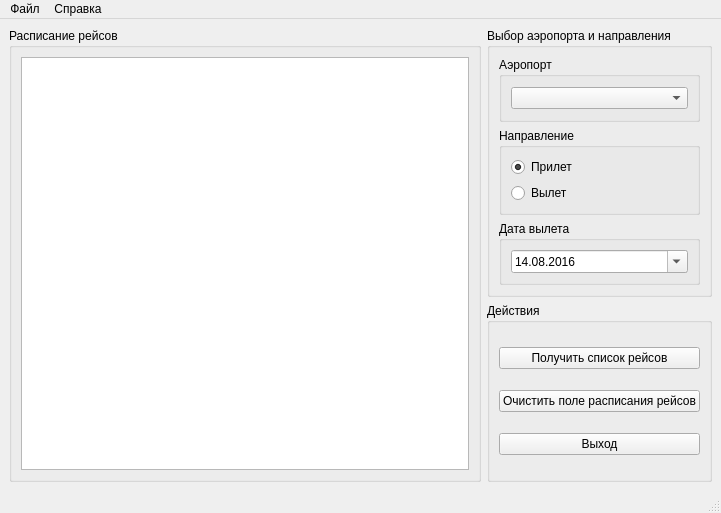
This is mainwindow.ui in MiBeloz/HW-qt7-diplom as Qt 5 draws it before an edit. The edited form follows.
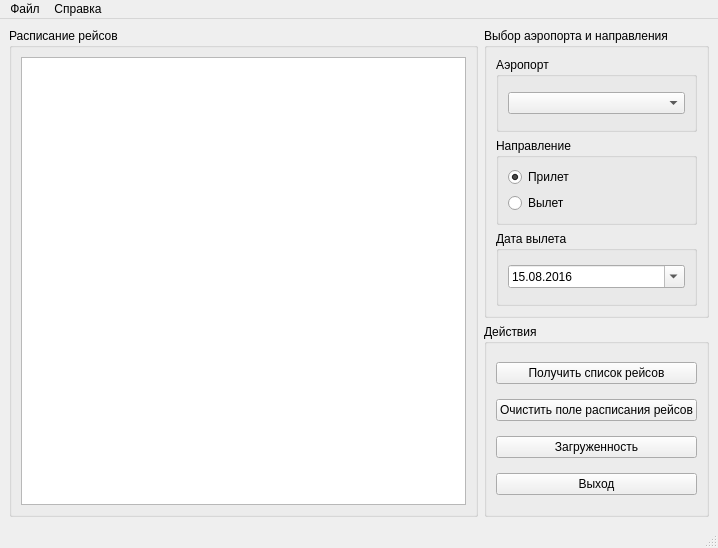
This is the edited form.

The edit to the form file:
```diff
--- a/mainwindow.ui
+++ b/mainwindow.ui
@@ -6,8 +6,8 @@
    <rect>
     <x>0</x>
     <y>0</y>
-    <width>721</width>
-    <height>513</height>
+    <width>718</width>
+    <height>548</height>
    </rect>
   </property>
   <property name="sizePolicy">
@@ -18,8 +18,8 @@
   </property>
   <property name="minimumSize">
    <size>
-    <width>480</width>
-    <height>360</height>
+    <width>0</width>
+    <height>0</height>
    </size>
   </property>
   <property name="maximumSize">
@@ -96,6 +96,16 @@
            <layout class="QVBoxLayout" name="verticalLayout_7">
             <item>
              <widget class="QDateEdit" name="de_departureDate">
+              <property name="dateTime">
+               <datetime>
+                <hour>0</hour>
+                <minute>0</minute>
+                <second>0</second>
+                <year>2016</year>
+                <month>8</month>
+                <day>15</day>
+               </datetime>
+              </property>
               <property name="maximumDateTime">
                <datetime>
                 <hour>23</hour>
@@ -108,12 +118,12 @@
               </property>
               <property name="minimumDateTime">
                <datetime>
-                <hour>18</hour>
+                <hour>0</hour>
                 <minute>0</minute>
                 <second>0</second>
                 <year>2016</year>
                 <month>8</month>
-                <day>14</day>
+                <day>15</day>
                </datetime>
               </property>
               <property name="currentSection">
@@ -153,6 +163,13 @@
            </property>
           </widget>
          </item>
+         <item>
+          <widget class="QPushButton" name="pb_congestion">
+           <property name="text">
+            <string>Загруженность</string>
+           </property>
+          </widget>
+         </item>
          <item>
           <widget class="QPushButton" name="pb_exit">
            <property name="text">
@@ -184,8 +201,8 @@
     <rect>
      <x>0</x>
      <y>0</y>
-     <width>721</width>
-     <height>22</height>
+     <width>718</width>
+     <height>21</height>
     </rect>
    </property>
    <widget class="QMenu" name="menubar_file">
```
Left out of the diff: 3 changed lines with no effect on the pictures.
